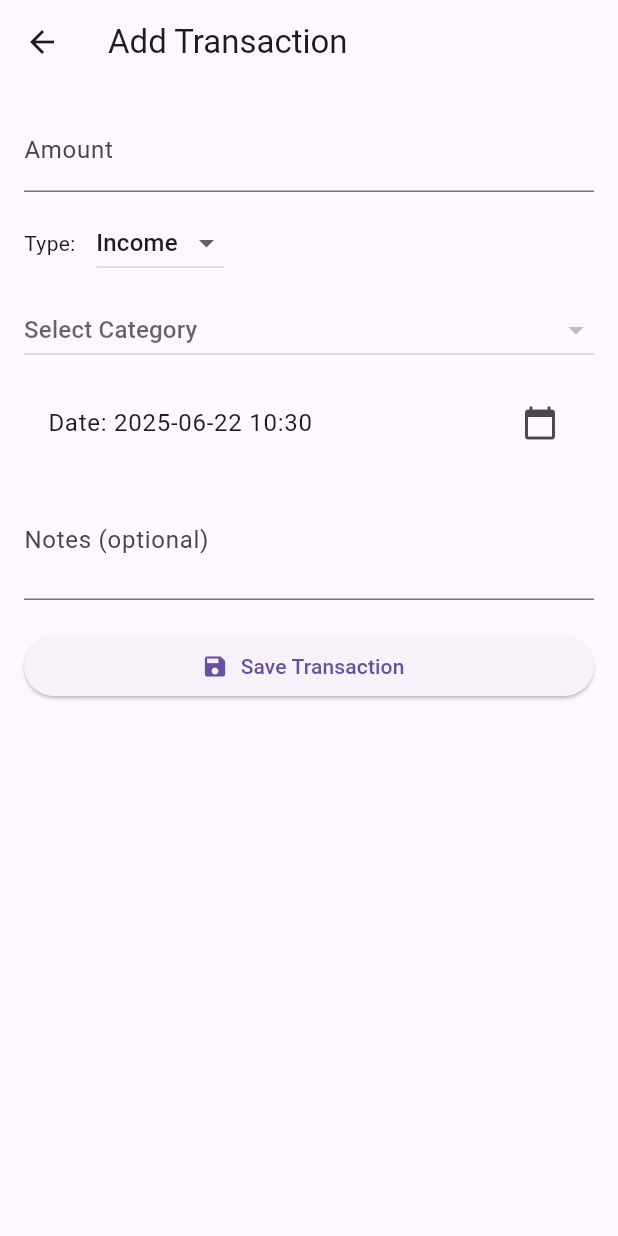
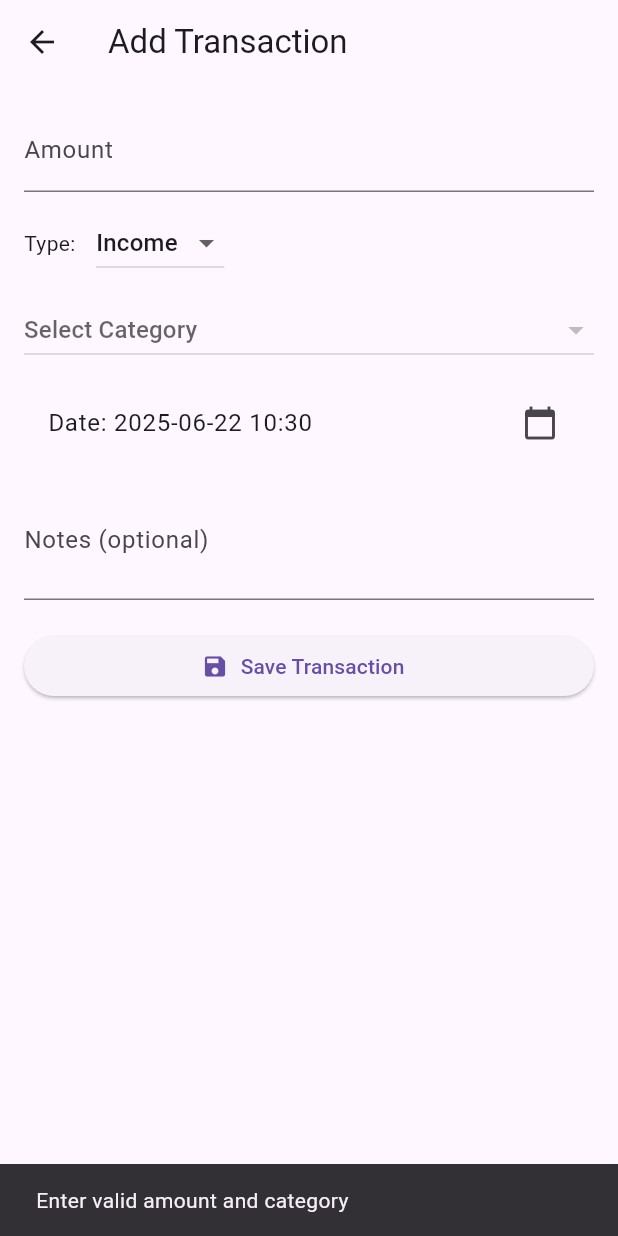
Before and after one commit to vishalvnair124/expensify, a Flutter app: the AddTransactionScreen screen opened directly with empty values, after a tap on "Save Transaction", on a phone screen of 412 x 824 dp. Run offline on Flutter 3.47's test engine with Material 3 defaults, Android fonts, the phone set to English and light mode, and no system bars; our stand-ins replace flutter_bloc, hive, hive_flutter, shared_preferences; accounts and stored records are empty.

Commit message:
__saveTransaction function modified

```diff
--- a/lib/screens/add_transaction_screen.dart
+++ b/lib/screens/add_transaction_screen.dart
@@ -1,9 +1,11 @@
+import 'dart:convert';
 import 'package:expensify/blocs/transaction/transaction_bloc.dart';
 import 'package:expensify/blocs/transaction/transaction_event.dart';
 import 'package:expensify/blocs/transaction/transaction_state.dart';
 import 'package:flutter/material.dart';
 import 'package:flutter_bloc/flutter_bloc.dart';
 import 'package:hive/hive.dart';
+import 'package:shared_preferences/shared_preferences.dart';
 import '../models/transaction_model.dart';
 
 class AddTransactionScreen extends StatefulWidget {
@@ -47,13 +49,56 @@ class _AddTransactionScreenState extends State<AddTransactionScreen> {
     });
   }
 
-  void _saveTransaction() {
+  void _saveTransaction() async {
     final amountText = _amountController.text.trim();
-    if (amountText.isEmpty || _selectedCategory == null) return;
+    final amount = double.tryParse(amountText) ?? 0;
+
+    if (amount <= 0 || _selectedCategory == null) {
+      ScaffoldMessenger.of(context).showSnackBar(
+        const SnackBar(content: Text("Enter valid amount and category")),
+      );
+      return;
+    }
+
+    final prefs = await SharedPreferences.getInstance();
+    final userData = prefs.getString('user');
+
+    if (userData == null) return;
+
+    final userMap = Map<String, dynamic>.from(jsonDecode(userData));
+    double currentBalance = (userMap['currentBalance'] ?? 0).toDouble();
+
+    // Update balance based on type
+    if (_type == "Income") {
+      currentBalance += amount;
+    } else if (_type == "Expense") {
+      if (amount > currentBalance) {
+        ScaffoldMessenger.of(
+          context,
+        ).showSnackBar(const SnackBar(content: Text("Insufficient balance")));
+        return;
+      }
+      currentBalance -= amount;
+    }
+
+    // Update user in prefs
+    userMap['currentBalance'] = currentBalance;
+    await prefs.setString('user', jsonEncode(userMap));
+
+    // Also update in 'users' list
+    List<String> userList = prefs.getStringList('users') ?? [];
+    userList = userList.map((u) {
+      final map = jsonDecode(u);
+      if (map['userId'] == widget.userId) {
+        map['currentBalance'] = currentBalance;
+      }
+      return jsonEncode(map);
+    }).toList();
+    await prefs.setStringList('users', userList);
 
     final transaction = TransactionModel(
       userId: widget.userId,
-      amount: double.tryParse(amountText) ?? 0,
+      amount: amount,
       type: _type,
       category: _selectedCategory!,
       date: _selectedDate,
```
Also changed, not shown: lib/screens/transaction_list_screen.dart (deleted).
